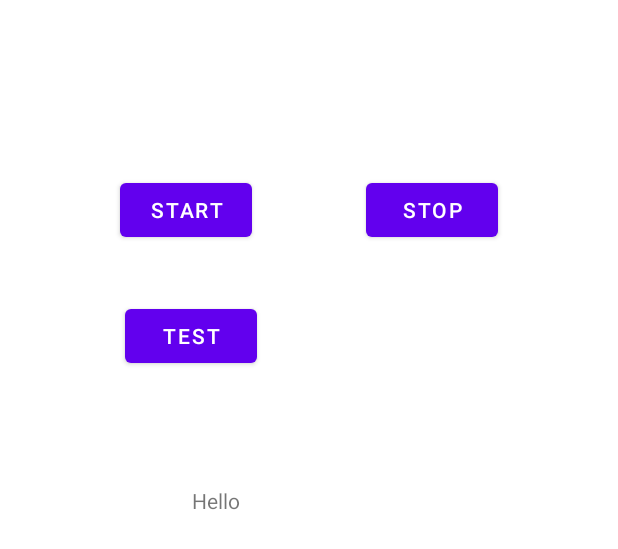
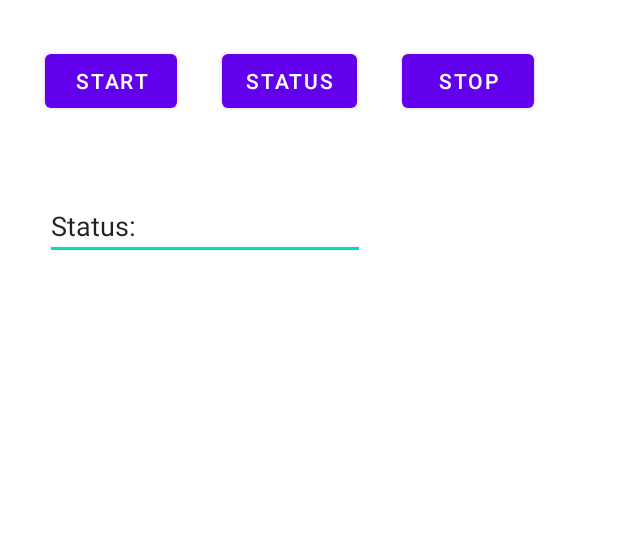
Before and after one commit to zhang-hy-2016/AEOSCallOfDuty, an Android app: the layout activity_main.xml on its own in the app's theme, with its tools: preview values and no code run, on a phone screen of 412 x 824 dp. Shown: the top 549 px of the screen. Run offline under Robolectric (Android 15) with nearby library versions, the phone set to English and light mode, and no system bars.

Commit message:
Workflow implementation

```diff
--- a/app/src/main/res/layout/activity_main.xml
+++ b/app/src/main/res/layout/activity_main.xml
@@ -10,42 +10,44 @@
         android:id="@+id/bnt_start"
         android:layout_width="wrap_content"
         android:layout_height="wrap_content"
-        android:layout_marginStart="80dp"
-        android:layout_marginTop="116dp"
-        android:text="start"
+        android:layout_marginStart="30dp"
+        android:layout_marginTop="30dp"
+        android:text="Start"
         app:layout_constraintStart_toStartOf="parent"
         app:layout_constraintTop_toTopOf="parent" />
+
+    <Button
+        android:id="@+id/bnt_status"
+        android:layout_width="wrap_content"
+        android:layout_height="wrap_content"
+        android:layout_marginStart="30dp"
+        android:layout_marginTop="30dp"
+        android:text="Status"
+        app:layout_constraintStart_toEndOf="@+id/bnt_start"
+        app:layout_constraintTop_toTopOf="parent" />
+
+    <EditText
+        android:id="@+id/txt_MultiLine"
+        android:layout_width="wrap_content"
+        android:layout_height="wrap_content"
+        android:layout_marginStart="30dp"
+        android:layout_marginTop="50dp"
+        android:ems="10"
+        android:gravity="start|top"
+        android:inputType="textMultiLine"
+        android:text="Status:"
+        android:visibility="visible"
+        app:layout_constraintStart_toStartOf="parent"
+        app:layout_constraintTop_toBottomOf="@+id/bnt_start" />
 
     <Button
         android:id="@+id/bnt_stop"
         android:layout_width="wrap_content"
         android:layout_height="wrap_content"
-        android:layout_marginStart="76dp"
-        android:layout_marginTop="116dp"
+        android:layout_marginStart="30dp"
+        android:layout_marginTop="30dp"
         android:text="Stop"
-        app:layout_constraintStart_toEndOf="@+id/bnt_start"
+        app:layout_constraintStart_toEndOf="@+id/bnt_status"
         app:layout_constraintTop_toTopOf="parent" />
 
-    <Button
-        android:id="@+id/bnt_test"
-        android:layout_width="wrap_content"
-        android:layout_height="wrap_content"
-        android:layout_marginStart="80dp"
-        android:layout_marginTop="36dp"
-        android:layout_marginEnd="237dp"
-        android:text="test"
-        app:layout_constraintEnd_toEndOf="parent"
-        app:layout_constraintStart_toStartOf="parent"
-        app:layout_constraintTop_toBottomOf="@+id/bnt_start" />
-
-    <TextView
-        android:id="@+id/txt_msg_displayer"
-        android:layout_width="wrap_content"
-        android:layout_height="wrap_content"
-        android:layout_marginTop="76dp"
-        android:layout_marginEnd="252dp"
-        android:text="Hello"
-        app:layout_constraintEnd_toEndOf="parent"
-        app:layout_constraintTop_toBottomOf="@+id/bnt_test" />
-
 </androidx.constraintlayout.widget.ConstraintLayout>
--- a/app/src/main/res/raw/info.json
+++ /dev/null
@@ -1,3 +0,0 @@
-{
-  "name": "test"
-}
```
Also changed, not shown: app/lib/src/main/java/info/zha/lib/MyClass.java (+17 -1 lines), app/src/main/java/info/zha/aeos/MainActivity.java (+56 -32 lines), app/src/main/java/info/zha/aeos/TimeWatchJob.java (+16 -9 lines).
